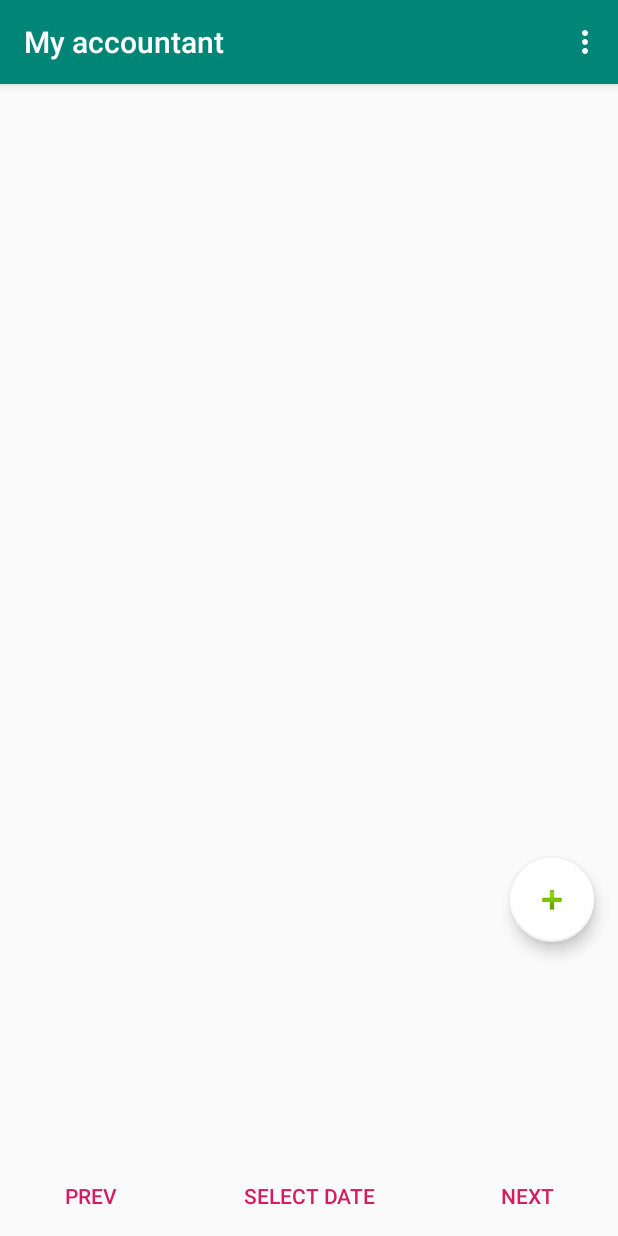
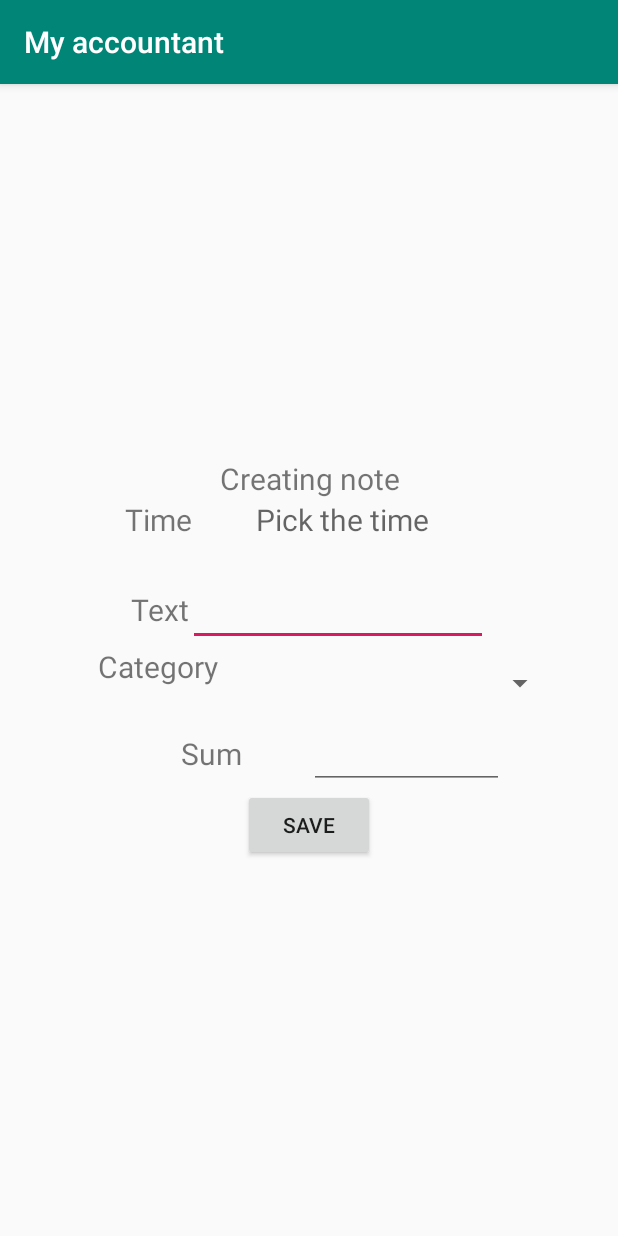
Before and after one commit to DmitrievaKarina/MyAccountant, an Android app: the screen it shows after launch (MainActivity before the commit, AddNoteActivity after it), after a tap on an icon or button, on a phone screen of 412 x 824 dp. Run offline under Robolectric (Android 15) with nearby library versions, the phone set to English and light mode, and no system bars; our stand-ins replace Room's generated code.

Commit message:
working room

```diff
--- /dev/null
+++ b/app/src/main/java/com/qwhiteorangeofficial/myaccountant/AddNoteActivity.java
@@ -0,0 +1,82 @@
+package com.qwhiteorangeofficial.myaccountant;
+
+import android.app.DatePickerDialog;
+import android.os.Bundle;
+import android.os.PersistableBundle;
+import android.text.format.DateUtils;
+import android.view.View;
+import android.widget.ArrayAdapter;
+import android.widget.DatePicker;
+import android.widget.Spinner;
+import android.widget.TextView;
+
+import androidx.annotation.Nullable;
+import androidx.appcompat.app.AppCompatActivity;
+
+import java.util.ArrayList;
+import java.util.Calendar;
+import java.util.Date;
+import java.util.List;
+
+public class AddNoteActivity extends AppCompatActivity {
+
+    TextView name;
+    Spinner category;
+    TextView sum;
+
+    Calendar dateAndTime = Calendar.getInstance();
+
+    CategoryDao сategoryDao;
+
+    @Override
+    protected void onCreate(Bundle savedInstanceState) {
+        super.onCreate(savedInstanceState);
+        setContentView(R.layout.add_note);
+
+        name = findViewById(R.id.enter_the_text_note);
+        category = findViewById(R.id.pick_the_category_note);
+        sum = findViewById(R.id.sum_note);
+        List<String> listCategory = AppDatabase.getInstance(getApplicationContext()).catDao().getAllCategoriesInText();
+        ArrayAdapter<String> adapter = new ArrayAdapter<String>(this, android.R.layout.simple_spinner_item, listCategory);
+        adapter.setDropDownViewResource(android.R.layout.simple_spinner_dropdown_item);
+        category.setAdapter(adapter);
+
+    }
+
+    public void pickDate(View view) {
+        new DatePickerDialog(this, d,
+                dateAndTime.get(Calendar.YEAR),
+                dateAndTime.get(Calendar.MONTH),
+                dateAndTime.get(Calendar.DAY_OF_MONTH))
+                .show();
+    }
+
+    DatePickerDialog.OnDateSetListener d = new DatePickerDialog.OnDateSetListener() {
+        public void onDateSet(DatePicker view, int year, int monthOfYear, int dayOfMonth) {
+            dateAndTime.set(Calendar.YEAR, year);
+            dateAndTime.set(Calendar.MONTH, monthOfYear);
+            dateAndTime.set(Calendar.DAY_OF_MONTH, dayOfMonth);
+            setInitialDate();
+        }
+    };
+
+    // установка начальных даты и времени
+    private void setInitialDate() {
+        TextView textName = findViewById(R.id.enter_the_date_note);
+        textName.setText(DateUtils.formatDateTime(this,
+                dateAndTime.getTimeInMillis(),
+                DateUtils.FORMAT_SHOW_DATE | DateUtils.FORMAT_SHOW_YEAR));
+    }
+
+    public void create(View view) {
+        NoteDao noteDao = AppDatabase.getInstance(getApplicationContext()).noteDao();
+        Note note = new Note();
+        note.sum = Float.valueOf(sum.getText().toString());
+        note.name_of_note = name.getText().toString();
+        note.note_date = dateAndTime.getTimeInMillis();
+//        note.category_id_of_note = category.getSelectedItemId();
+        noteDao.insert(note);
+
+        finish();
+    }
+}
--- /dev/null
+++ b/app/src/main/res/layout/add_note.xml
@@ -0,0 +1,131 @@
+<?xml version="1.0" encoding="utf-8"?>
+<LinearLayout xmlns:android="http://schemas.android.com/apk/res/android"
+    android:layout_width="match_parent"
+    android:layout_height="match_parent"
+    xmlns:tools="http://schemas.android.com/tools"
+    tools:context=".AddNoteActivity"
+    android:gravity="center"
+    android:orientation="vertical"
+    android:textSize="20sp">
+
+
+    <TextView
+        android:layout_width="wrap_content"
+        android:layout_height="wrap_content"
+        android:gravity="center"
+        android:text="Creating note"
+        android:id="@+id/existOrNot"
+        android:textSize="20sp">
+    </TextView>
+
+    <LinearLayout
+        android:layout_width="wrap_content"
+        android:layout_height="wrap_content"
+        android:orientation="horizontal">
+
+        <TextView
+            android:layout_width="130dp"
+            android:layout_height="wrap_content"
+            android:gravity="center"
+            android:text="Time"
+            android:textSize="20sp">
+        </TextView>
+
+        <TextView
+            android:id="@+id/enter_the_date_note"
+            android:layout_width="200dp"
+            android:layout_height="50dp"
+            android:hint="Pick the time"
+            android:onClick="pickDate"
+            android:textSize="20sp">
+
+        </TextView>
+
+    </LinearLayout>
+
+    <LinearLayout
+        android:layout_width="wrap_content"
+        android:layout_height="wrap_content"
+        android:orientation="horizontal">
+
+        <TextView
+            android:layout_width="wrap_content"
+            android:layout_height="wrap_content"
+            android:gravity="center"
+            android:text="Text"
+            android:textSize="20sp">
+        </TextView>
+
+        <EditText
+            android:id="@+id/enter_the_text_note"
+            android:layout_width="200dp"
+            android:layout_height="wrap_content"
+            android:textSize="20sp">
+        </EditText>
+    </LinearLayout>
+
+    <LinearLayout
+        android:layout_width="wrap_content"
+        android:layout_height="wrap_content"
+        android:orientation="horizontal">
+
+        <TextView
+            android:layout_width="130dp"
+            android:layout_height="wrap_content"
+            android:gravity="center"
+            android:text="Category"
+            android:textSize="20sp">
+        </TextView>
+
+        <Spinner
+            android:id="@+id/pick_the_category_note"
+            android:layout_width="200dp"
+            android:layout_height="50dp"
+            android:hint="Pick the time"
+            android:textSize="20sp">
+
+        </Spinner>
+
+    </LinearLayout>
+
+    <LinearLayout
+        android:layout_width="wrap_content"
+        android:layout_height="wrap_content"
+        android:orientation="horizontal">
+
+        <TextView
+            android:layout_width="130dp"
+            android:layout_height="wrap_content"
+            android:gravity="center"
+            android:text="Sum"
+            android:textSize="20sp">
+        </TextView>
+
+        <EditText
+            android:id="@+id/sum_note"
+            android:layout_width="130dp"
+            android:layout_height="wrap_content"
+            android:layout_weight="1"
+            android:ems="10"
+            android:inputType="numberDecimal" />
+
+    </LinearLayout>
+
+    <LinearLayout
+        android:layout_width="wrap_content"
+        android:layout_height="wrap_content"
+        android:orientation="horizontal">
+
+        <Button
+            android:layout_width="match_parent"
+            android:layout_height="wrap_content"
+            android:layout_row="1"
+            android:layout_column="3"
+            android:onClick="create"
+            android:text="Save">
+        </Button>
+
+    </LinearLayout>
+
+
+</LinearLayout>
```
Also changed, not shown: app/src/main/java/com/qwhiteorangeofficial/myaccountant/AddCategoryActivity.java (added, +40 -0 lines), app/src/main/java/com/qwhiteorangeofficial/myaccountant/CategoryActivity.java (added, +46 -0 lines), app/src/main/java/com/qwhiteorangeofficial/myaccountant/CategoryAdapter.java (added, +48 -0 lines), app/src/main/java/com/qwhiteorangeofficial/myaccountant/NoteAdapter.java (+2 -5 lines), app/src/main/res/layout/activity_category.xml (added, +28 -0 lines), app/src/main/res/layout/add_category.xml (added, +80 -0 lines), app/src/main/res/layout/category.xml (added, +16 -0 lines).
